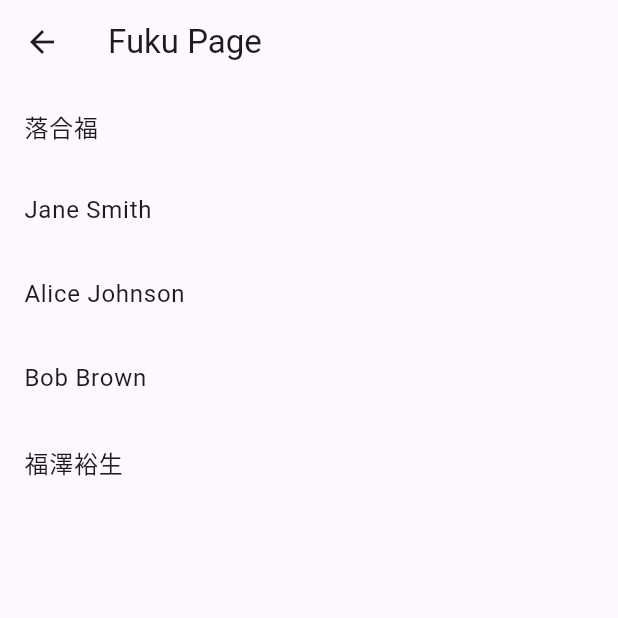
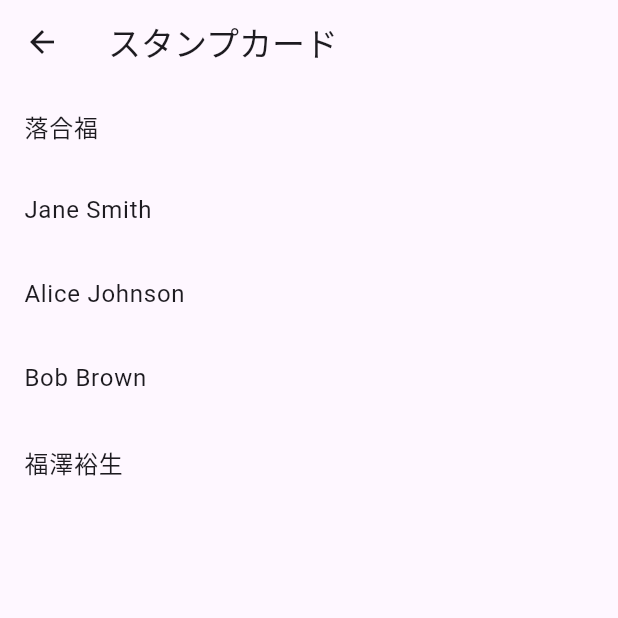
Before and after one commit to fuku-000/respon2, a Flutter app: the FukuPage screen opened directly, on a phone screen of 412 x 824 dp, the top half of it. Run offline on Flutter 3.47's test engine with Material 3 defaults, Android fonts, the phone set to English and light mode, and no system bars.

Commit message:
スタンプカード

```diff
--- a/lib/fuku.dart
+++ b/lib/fuku.dart
@@ -9,7 +9,7 @@ class FukuPage extends StatelessWidget {
 
     return Scaffold(
       appBar: AppBar(
-        title: const Text('Fuku Page'),
+        title: const Text('スタンプカード'),
       ),
       body: ListView.builder(
         itemCount: names.length,
```
